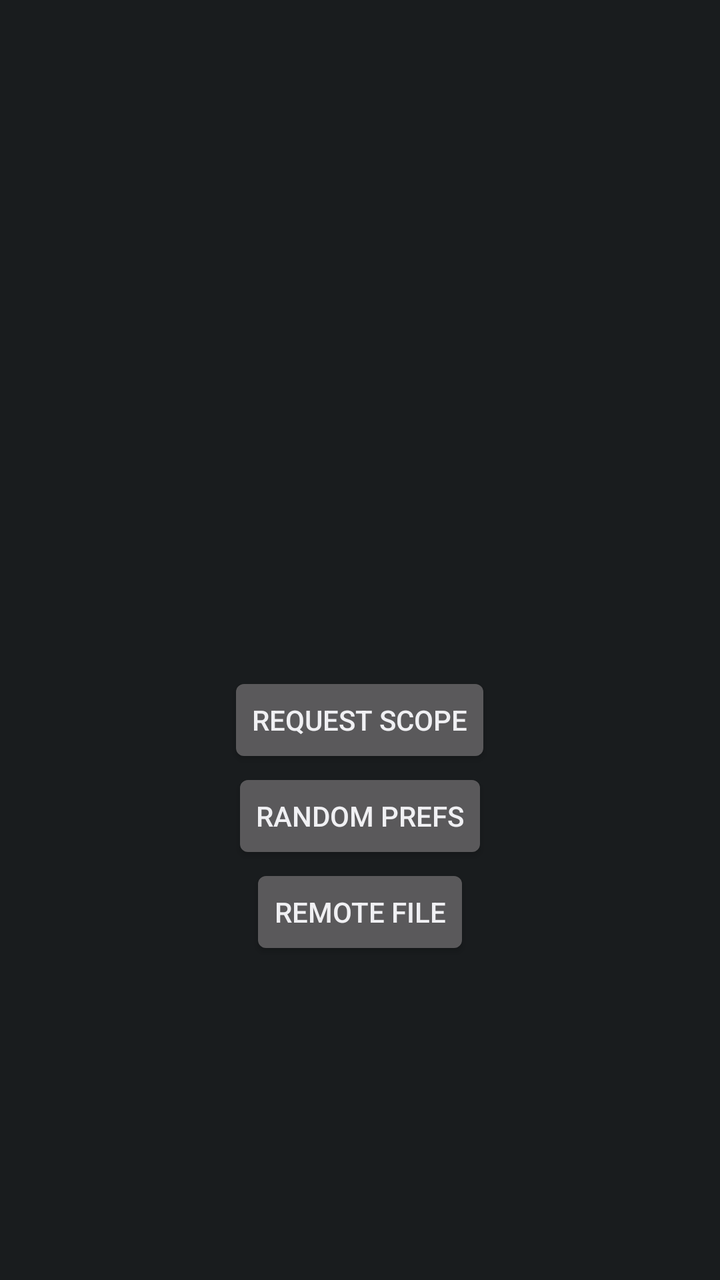
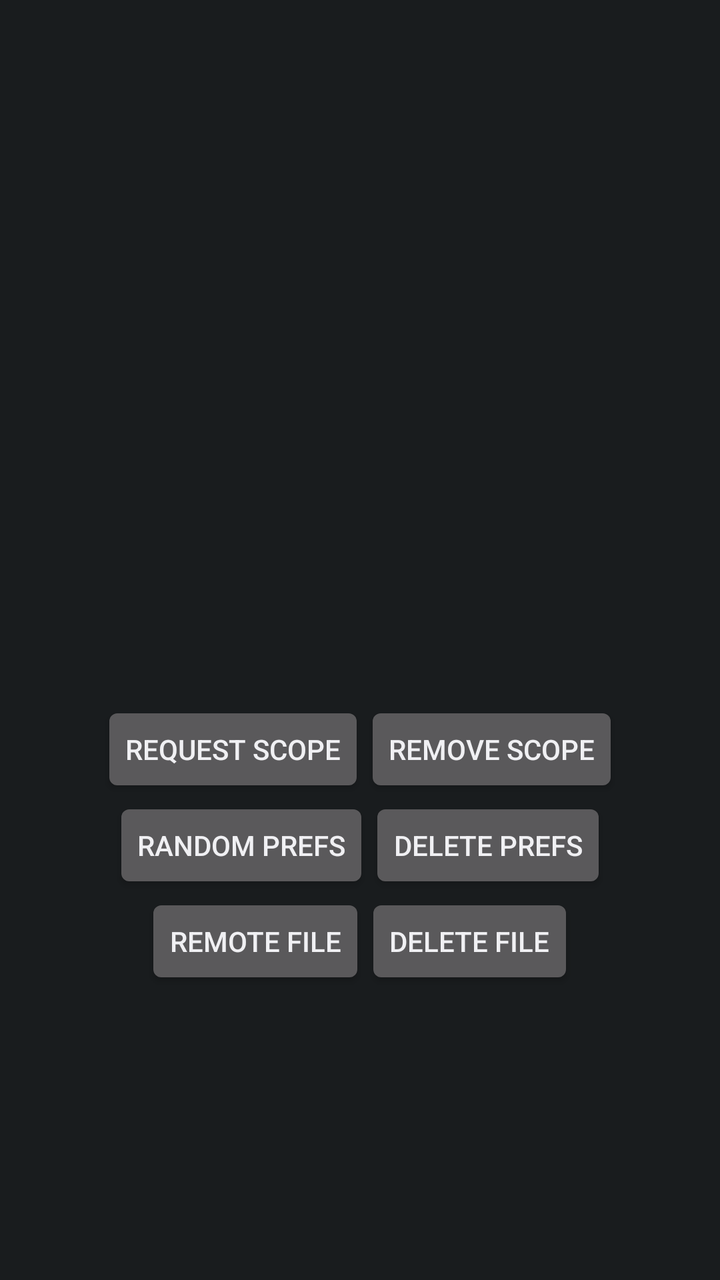

Screens rendered from an Android XML layout before and after an edit, with the pre-edit source and the edit as a unified diff.
<!-- AndroidManifest.xml: application theme android:Theme.DeviceDefault -->
<!-- res/layout/activity_main.xml -->
<?xml version="1.0" encoding="utf-8"?>
<LinearLayout xmlns:android="http://schemas.android.com/apk/res/android"
    xmlns:tools="http://schemas.android.com/tools"
    android:layout_width="match_parent"
    android:layout_height="match_parent"
    android:gravity="center"
    android:orientation="vertical">

    <TextView
        android:id="@+id/binder_status"
        android:layout_width="wrap_content"
        android:layout_height="wrap_content"
        android:layout_gravity="center"
        android:textAppearance="?android:textAppearanceLarge" />

    <TextView
        android:id="@+id/api_version"
        android:layout_width="wrap_content"
        android:layout_height="wrap_content"
        android:layout_gravity="center"
        android:textAppearance="?android:textAppearanceLarge" />

    <TextView
        android:id="@+id/framework_name"
        android:layout_width="wrap_content"
        android:layout_height="wrap_content"
        android:layout_gravity="center"
        android:textAppearance="?android:textAppearanceLarge" />

    <TextView
        android:id="@+id/framework_version"
        android:layout_width="wrap_content"
        android:layout_height="wrap_content"
        android:layout_gravity="center"
        android:textAppearance="?android:textAppearanceLarge" />

    <TextView
        android:id="@+id/framework_version_code"
        android:layout_width="wrap_content"
        android:layout_height="wrap_content"
        android:layout_gravity="center"
        android:textAppearance="?android:textAppearanceLarge" />

    <TextView
        android:id="@+id/scopes"
        android:layout_width="wrap_content"
        android:layout_height="wrap_content"
        android:layout_gravity="center"
        android:gravity="center"
        android:textAppearance="?android:textAppearanceLarge" />

    <Button
        android:id="@+id/request_scope"
        android:layout_width="wrap_content"
        android:layout_height="wrap_content"
        android:text="Request Scope"
        tools:ignore="HardcodedText" />

    <Button
        android:id="@+id/random_prefs"
        android:layout_width="wrap_content"
        android:layout_height="wrap_content"
        android:text="Random Prefs"
        tools:ignore="HardcodedText" />

    <Button
        android:id="@+id/remote_file"
        android:layout_width="wrap_content"
        android:layout_height="wrap_content"
        android:text="Remote File"
        tools:ignore="HardcodedText" />
</LinearLayout>
<!-- resources referenced by this layout -->
<resources>

</resources>

<!-- the commit's change to res/layout/activity_main.xml (unified diff, before → after) -->
@@ -49,24 +49,71 @@
         android:gravity="center"
         android:textAppearance="?android:textAppearanceLarge" />
 
-    <Button
-        android:id="@+id/request_scope"
+    <TextView
+        android:id="@+id/remote_files"
         android:layout_width="wrap_content"
         android:layout_height="wrap_content"
-        android:text="Request Scope"
-        tools:ignore="HardcodedText" />
+        android:layout_gravity="center"
+        android:gravity="center"
+        android:textAppearance="?android:textAppearanceLarge" />
 
-    <Button
-        android:id="@+id/random_prefs"
+    <LinearLayout
         android:layout_width="wrap_content"
         android:layout_height="wrap_content"
-        android:text="Random Prefs"
-        tools:ignore="HardcodedText" />
+        android:orientation="horizontal">
 
-    <Button
-        android:id="@+id/remote_file"
+        <Button
+            android:id="@+id/request_scope"
+            android:layout_width="wrap_content"
+            android:layout_height="wrap_content"
+            android:text="Request Scope"
+            tools:ignore="HardcodedText" />
+
+        <Button
+            android:id="@+id/remove_scope"
+            android:layout_width="wrap_content"
+            android:layout_height="wrap_content"
+            android:text="Remove Scope"
+            tools:ignore="HardcodedText" />
+    </LinearLayout>
+
+    <LinearLayout
         android:layout_width="wrap_content"
         android:layout_height="wrap_content"
-        android:text="Remote File"
-        tools:ignore="HardcodedText" />
+        android:orientation="horizontal">
+
+        <Button
+            android:id="@+id/random_prefs"
+            android:layout_width="wrap_content"
+            android:layout_height="wrap_content"
+            android:text="Random Prefs"
+            tools:ignore="HardcodedText" />
+
+        <Button
+            android:id="@+id/delete_prefs"
+            android:layout_width="wrap_content"
+            android:layout_height="wrap_content"
+            android:text="Delete Prefs"
+            tools:ignore="HardcodedText" />
+    </LinearLayout>
+
+    <LinearLayout
+        android:layout_width="wrap_content"
+        android:layout_height="wrap_content"
+        android:orientation="horizontal">
+
+        <Button
+            android:id="@+id/write_remote_file"
+            android:layout_width="wrap_content"
+            android:layout_height="wrap_content"
+            android:text="Remote File"
+            tools:ignore="HardcodedText" />
+
+        <Button
+            android:id="@+id/delete_remote_file"
+            android:layout_width="wrap_content"
+            android:layout_height="wrap_content"
+            android:text="Delete File"
+            tools:ignore="HardcodedText" />
+    </LinearLayout>
 </LinearLayout>
